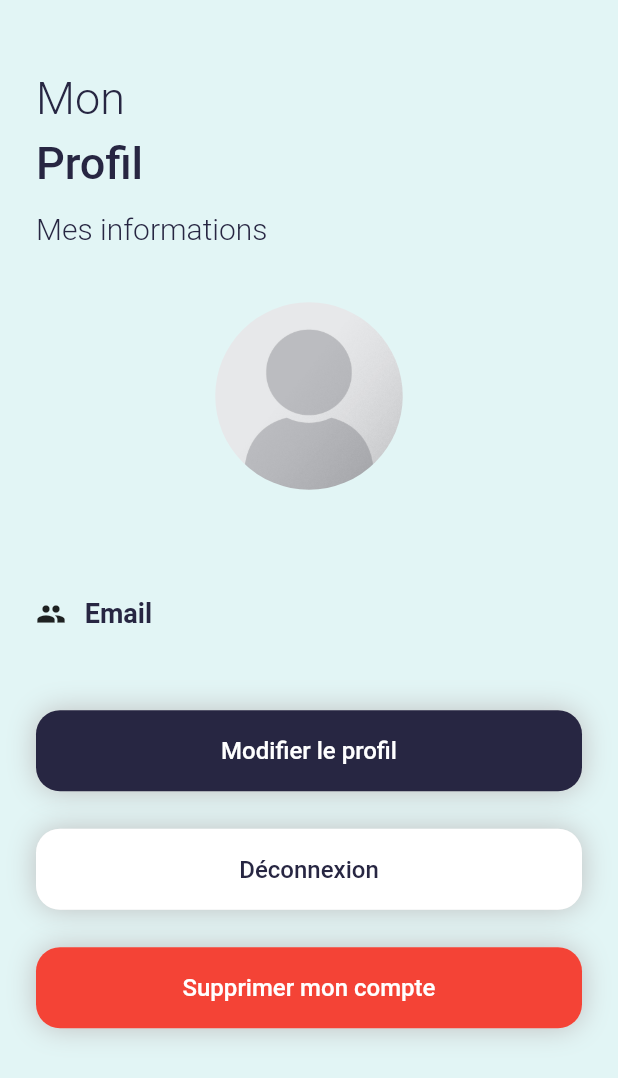
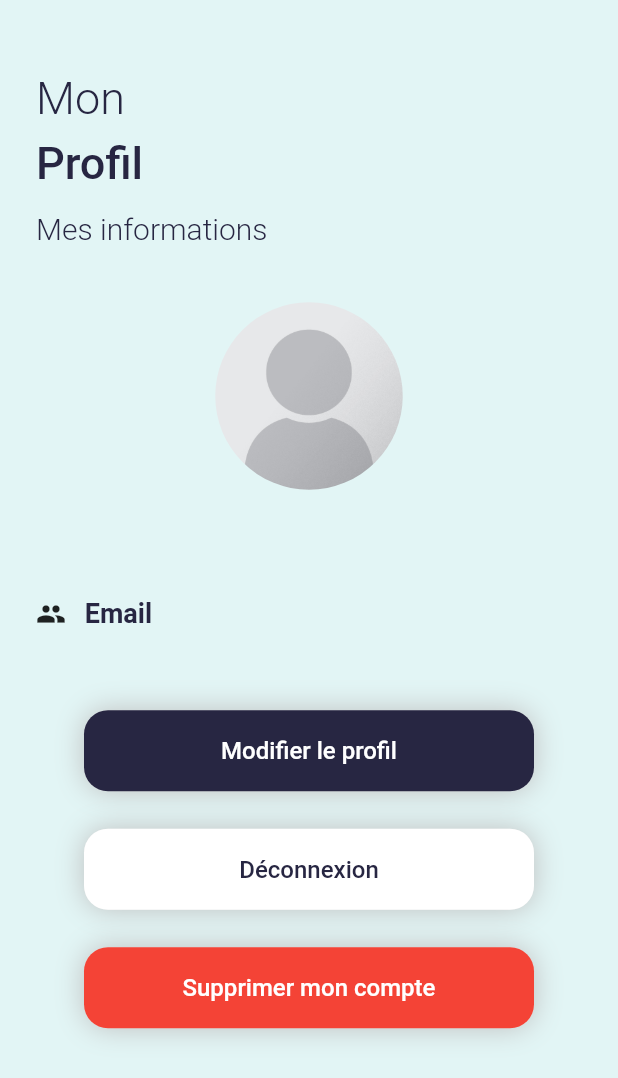
Before and after one commit to hugod-g/FL1---Flutter-team, a Flutter app: the ProfilePage screen opened by its route, on a phone screen of 412 x 824 dp. Shown: the top 1078 px of the screen. Run offline on Flutter 3.47's test engine with Material 2 defaults, Android fonts, the phone set to English and light mode, and no system bars; our stand-ins replace camera, image_picker, shared_preferences; accounts and stored records are empty.

Commit message:
feat-PR front-end commit: feat: Modif pour la PR

```diff
--- a/lib/Page/profile.dart
+++ b/lib/Page/profile.dart
@@ -208,67 +208,39 @@ class _ProfilePage extends State<ProfilePage> {
                           ],
                         ),
                       ),
-                      if(kIsWeb)
+                        Column(
+                          children: <Widget> [
                             Padding(
-                          padding: const EdgeInsets.only(top: 50),
-                          child: Container(
-                            constraints: const BoxConstraints(maxWidth: 800),
-                            child: Row(
-                              mainAxisAlignment: MainAxisAlignment.spaceEvenly,
-                              children: <Widget>[
-                                Container(
-                                  constraints: const BoxConstraints(maxWidth: 200),
+                              padding: const EdgeInsets.only(top: 25),
+                              child: SizedBox(
+                                width: kIsWeb ? 250 : 300,
                                 child: Button(
                                   text: "Modifier le profil",
                                   onPress: () => Navigator.pushNamed(context, '/modif_profile'),
                                 ),
                               ),
-                                Container(
-                                  constraints: const BoxConstraints(maxWidth: 200),
+                            ),
+                            Padding(
+                              padding: const EdgeInsets.only(top: 25),
+                              child: SizedBox(
+                                width: kIsWeb ? 250 : 300,
                                 child: Button(
                                   text: "Déconnexion",
                                   onPress: _onLogout,
                                   secondary: true,
                                 ),
                               ),
-                                Container(
-                                  constraints: const BoxConstraints(maxWidth: 200),
+                            ),
+                            Padding(
+                              padding: const EdgeInsets.only(top: 25),
+                              child: SizedBox(
+                                width: kIsWeb ? 250 : 300,
                                 child: Button(
                                   text: "Supprimer mon compte",
                                   onPress: _onDeleteAccount,
                                   important: true,
                                   isLoading: isLoadingDelete,
                                 ),
-                                ),
-                              ],
-                            ),
-                          ),
-                        )
-                      else
-                        Column(
-                          children: <Widget> [
-                            Padding(
-                              padding: const EdgeInsets.only(top: 25),
-                              child: Button(
-                                text: "Modifier le profil",
-                                onPress: () => Navigator.pushNamed(context, '/modif_profile'),
-                              ),
-                            ),
-                            Padding(
-                              padding: const EdgeInsets.only(top: 25),
-                              child: Button(
-                                text: "Déconnexion",
-                                onPress: _onLogout,
-                                secondary: true,
-                              ),
-                            ),
-                            Padding(
-                              padding: const EdgeInsets.only(top: 25),
-                              child: Button(
-                                text: "Supprimer mon compte",
-                                onPress: _onDeleteAccount,
-                                important: true,
-                                isLoading: isLoadingDelete,
                               ),
                             ),
                           ],
```
Lines whose indentation alone changed are shown as unchanged.
